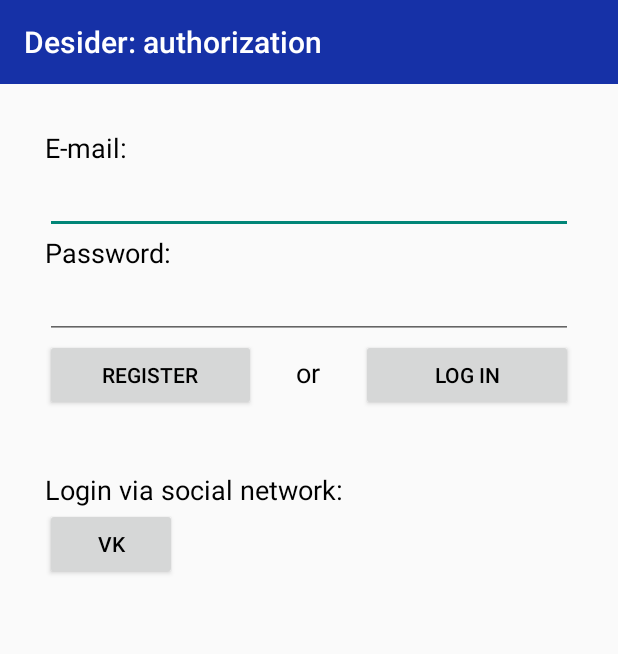
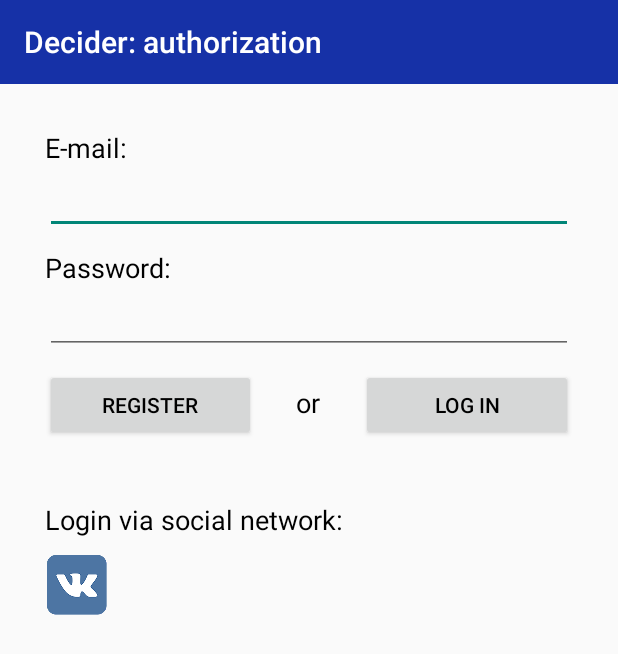
Before and after one commit to tech-team/decider-android, an Android app: the screen it shows after launch (MainActivity), on a phone screen of 412 x 824 dp. Shown: the top 654 px of the screen. Run offline under Robolectric (Android 15) with nearby library versions, the phone set to English and light mode, and no system bars; libraries missing offline, so code that uses them is left out: com.vk.sdk; 1 statement that could not run was skipped.

Commit message:
VK logo and login(), register() function placeholders

```diff
--- a/app/src/main/java/org/techteam/decider/gui/fragments/AuthFragment.java
+++ b/app/src/main/java/org/techteam/decider/gui/fragments/AuthFragment.java
@@ -9,6 +9,8 @@ import android.view.LayoutInflater;
 import android.view.View;
 import android.view.ViewGroup;
 import android.widget.Button;
+import android.widget.EditText;
+import android.widget.ImageButton;
 
 import com.vk.sdk.VKAccessToken;
 import com.vk.sdk.VKSdk;
@@ -30,9 +32,12 @@ public class AuthFragment
     private static final String VK_AUTH_SCOPE = "";
 
     // controls
+    private EditText emailText;
+    private EditText passwordText;
+
     private Button registerButton;
     private Button loginButton;
-    private Button loginViaVKButton;
+    private ImageButton loginViaVKButton;
 
     @Override
     public View onCreateView(LayoutInflater inflater, ViewGroup container, Bundle savedInstanceState) {
@@ -46,11 +51,28 @@ public class AuthFragment
         super.onViewCreated(view, savedInstanceState);
 
         // find controls
+        emailText = (EditText) view.findViewById(R.id.email_text);
+        passwordText = (EditText) view.findViewById(R.id.password_text);
+
         registerButton = (Button) view.findViewById(R.id.register_button);
         loginButton = (Button) view.findViewById(R.id.login_button);
-        loginViaVKButton = (Button) view.findViewById(R.id.login_via_vk_button);
+        loginViaVKButton = (ImageButton) view.findViewById(R.id.login_via_vk_button);
 
         // attach callbacks
+        registerButton.setOnClickListener(new View.OnClickListener() {
+            @Override
+            public void onClick(View v) {
+                register();
+            }
+        });
+
+        loginButton.setOnClickListener(new View.OnClickListener() {
+            @Override
+            public void onClick(View v) {
+                login();
+            }
+        });
+
         loginViaVKButton.setOnClickListener(new View.OnClickListener() {
             @Override
             public void onClick(View v) {
@@ -84,6 +106,20 @@ public class AuthFragment
     @Override
     public void onSaveInstanceState(Bundle outState) {
         super.onSaveInstanceState(outState);
+    }
+
+    private void register() {
+        String email = emailText.getText().toString();
+        String password = passwordText.getText().toString();
+
+        Toaster.toast(activity.getBaseContext(), email + " : " + password);
+    }
+
+    private void login() {
+        String email = emailText.getText().toString();
+        String password = passwordText.getText().toString();
+
+        Toaster.toast(activity.getBaseContext(), email + " : " + password);
     }
 
     private void loginViaVK() {
--- a/app/src/main/res/layout/fragment_auth.xml
+++ b/app/src/main/res/layout/fragment_auth.xml
@@ -36,11 +36,12 @@
             android:layout_height="wrap_content"
             android:inputType="textEmailAddress"
             android:ems="10"
-            android:id="@+id/email" />
+            android:id="@+id/email_text" />
 
         <TextView
             android:layout_width="wrap_content"
             android:layout_height="wrap_content"
+            android:layout_marginTop="10dp"
             android:textAppearance="?android:attr/textAppearanceMedium"
             android:text="@string/password"
             android:id="@+id/textView2" />
@@ -50,12 +51,13 @@
             android:layout_height="wrap_content"
             android:inputType="textPassword"
             android:ems="10"
-            android:id="@+id/password" />
+            android:id="@+id/password_text" />
 
         <LinearLayout
             android:layout_width="fill_parent"
             android:layout_height="wrap_content"
-            android:orientation="horizontal">
+            android:orientation="horizontal"
+            android:layout_marginTop="10dp">
 
             <Button
                 android:layout_width="0dp"
@@ -89,17 +91,20 @@
             android:minHeight="40dp"/>
 
         <TextView
+            android:id="@+id/textView4"
             android:layout_width="wrap_content"
             android:layout_height="wrap_content"
             android:textAppearance="?android:attr/textAppearanceMedium"
-            android:text="@string/login_via_social_network"
-            android:id="@+id/textView4" />
+            android:text="@string/login_via_social_network" />
 
-        <Button
+        <ImageButton
+            android:id="@+id/login_via_vk_button"
             android:layout_width="wrap_content"
             android:layout_height="wrap_content"
-            android:text="@string/vk"
-            android:id="@+id/login_via_vk_button" />
+            android:src="@drawable/vk"
+            android:background="@android:color/transparent"
+            android:layout_marginTop="10dp"
+            android:contentDescription="@string/vk" />
 
         </LinearLayout>
 </LinearLayout>
--- a/app/src/main/res/values/strings.xml
+++ b/app/src/main/res/values/strings.xml
@@ -31,6 +31,6 @@
 
 <!-- TODO: Remove or change this placeholder text -->
     <string name="hello_blank_fragment">Hello blank fragment</string>
-    <string name="auth_title">Desider: authorization</string>
+    <string name="auth_title">Decider: authorization</string>
 
 </resources>
```
Also changed, not shown: app/src/main/res/drawable-xxhdpi/vk.png (added), 1 other file.
